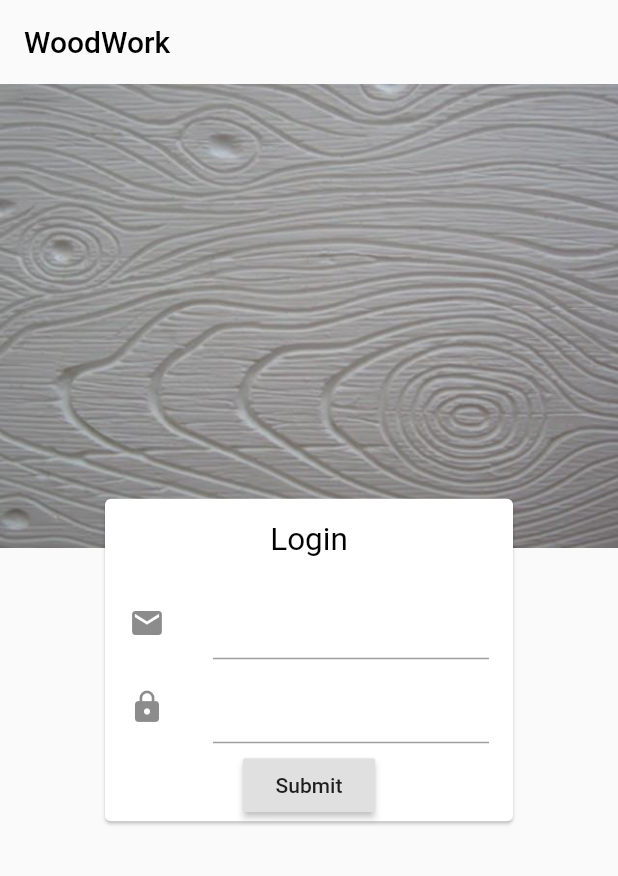
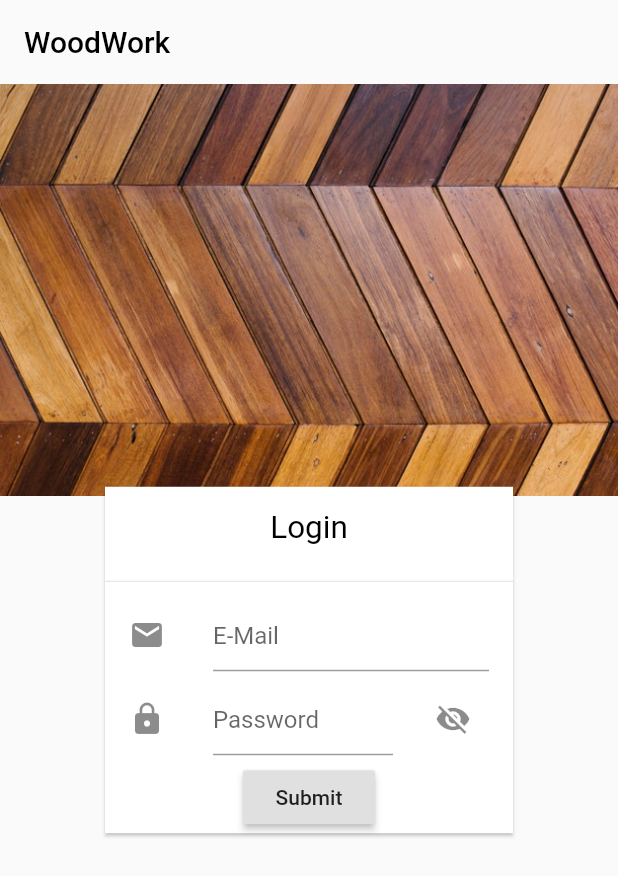
Before and after one commit to nobodomon/WoodWork, a Flutter app: the screen it shows after launch, on a phone screen of 412 x 824 dp. Shown: the top 876 px of the screen. Run offline on Flutter 3.47's test engine with Material 2 defaults, Android fonts, the phone set to English and light mode, and no system bars; missing offline and left inert: keyboard_visibility.

Commit message:
Improve login ui

```diff
--- a/lib/login.dart
+++ b/lib/login.dart
@@ -20,6 +20,19 @@ class LoginState extends State<Login>{
     },
   );
   super.initState();
+  }
+  bool visible = false;
+  Icon visibilityIcon = new Icon(Icons.visibility_off);
+  void toggleVisibility(){
+    setState(() {
+      if(visible){
+        visibilityIcon = new Icon(Icons.visibility);
+        visible =false;
+      }else{
+        visibilityIcon = new Icon(Icons.visibility_off);
+        visible = true;
+      }
+    });
   }
 
   @override
@@ -51,6 +64,7 @@ class LoginState extends State<Login>{
           padding: const EdgeInsets.all(20),
           alignment: childAlignment,
           child: new Card(
+            shape: RoundedRectangleBorder(borderRadius: BorderRadius.circular(0.0)),
             margin: new EdgeInsets.all(50),
             child: new Column(
               mainAxisSize: MainAxisSize.min,
@@ -66,12 +80,27 @@ class LoginState extends State<Login>{
                     textAlign: TextAlign.justify,
                   ),
                 ),
+                new Divider(),
                 new ListTile(
                   leading: new Icon(Icons.email),
-                  title: new TextFormField()),
+                  title: new TextFormField(
+                    decoration: new InputDecoration(
+                      hintText: "E-Mail"
+                    ),
+                  )),
                 new ListTile(
                   leading: new Icon(Icons.lock),
-                  title: new TextFormField()),
+                  title: new TextFormField(
+                    decoration: new InputDecoration(
+                      hintText: "Password"
+
+                    ),
+                    obscureText: !visible,
+                  ),
+                  trailing: new IconButton(
+                    icon: visibilityIcon,
+                    onPressed: ()=>toggleVisibility(),
+                  )),
                 new RaisedButton(child: new Text("Submit"),onPressed: ()=> null,)
               ],
             ),
```
Also changed, not shown: assets/images/WoodGrain.jpeg.
